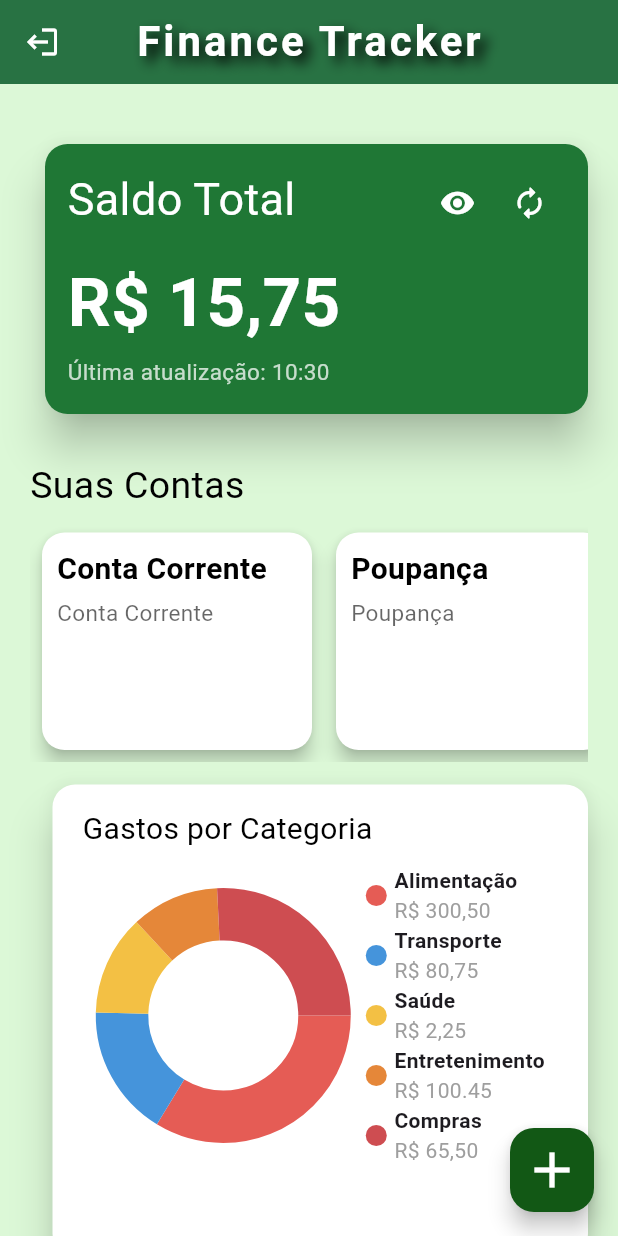
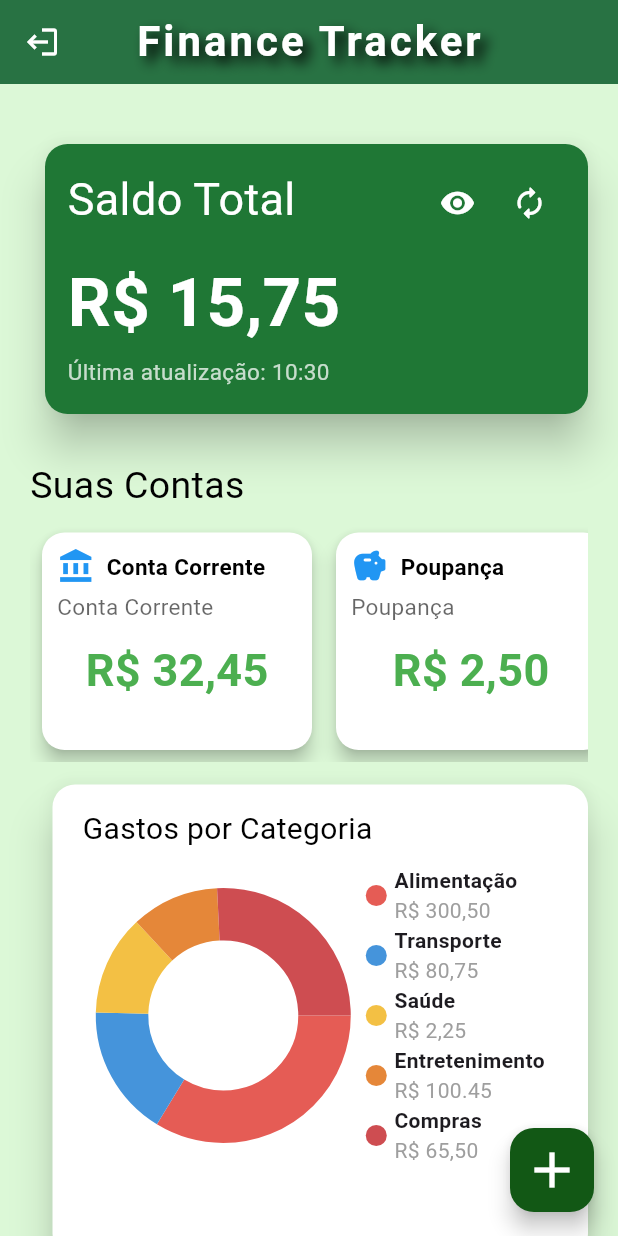
Before and after one commit to Ana-Julia-Furtado/Fin_Tracker, a Flutter app: the HomeScreen screen opened by its route, on a phone screen of 412 x 824 dp. Run offline on Flutter 3.47's test engine with Material 3 defaults, Android fonts, the phone set to English and light mode, and no system bars; drawn by our look-alikes of fl_chart; our stand-ins replace firebase_core; accounts and stored records are empty.

Commit message:
Update home.dart

```diff
--- a/lib/home.dart
+++ b/lib/home.dart
@@ -166,17 +166,28 @@ class _HomeScreenState extends State<HomeScreen> {
               child: Row(
                 children: const [
                   AccountCard(
+                    icon: Icons.account_balance,
                     title: "Conta Corrente",
                     subtitle: "Conta Corrente",
+                    valorConta: 32.45,
                   ),
-                  AccountCard(title: "Poupança", subtitle: "Poupança"),
                   AccountCard(
+                    icon: Icons.savings_rounded,
+                    title: "Poupança",
+                    subtitle: "Poupança",
+                    valorConta: 2.50,
+                  ),
+                  AccountCard(
+                    icon: Icons.trending_up_sharp,
                     title: "Investimentos",
                     subtitle: "Investimentos",
+                    valorConta: 0.70,
                   ),
                   AccountCard(
+                    icon: Icons.credit_card_rounded,
                     title: "Cartão de Crédito",
                     subtitle: "Cartão de Crédito",
+                    valorConta: -15.00,
                   ),
                 ],
               ),
@@ -265,10 +276,25 @@ class _HomeScreenState extends State<HomeScreen> {
 class AccountCard extends StatelessWidget {
   final String title;
   final String subtitle;
-  const AccountCard({super.key, required this.title, required this.subtitle});
+  final IconData icon;
+  final double valorConta;
+
+  const AccountCard({
+    super.key,
+    required this.title,
+    required this.subtitle,
+    required this.icon,
+    required this.valorConta,
+  });
 
   @override
   Widget build(BuildContext context) {
+    final currencyFormat = NumberFormat.currency(
+      locale: 'pt_BR',
+      symbol: 'R\$',
+      decimalDigits: 2,
+    );
+
     return Card(
       elevation: 5,
       color: const Color.fromARGB(255, 255, 255, 255),
@@ -284,14 +310,20 @@ class AccountCard extends StatelessWidget {
             child: Column(
               crossAxisAlignment: CrossAxisAlignment.start,
               children: [
+                Row(
+                  children: [
+                    Icon(icon, size: 25, color: Colors.blue),
+                    SizedBox(width: 8),
                     Text(
                       title,
                       overflow: TextOverflow.ellipsis,
                       style: const TextStyle(
                         fontWeight: FontWeight.bold,
                         color: Color.fromARGB(255, 0, 0, 0),
-                    fontSize: 20,
+                        fontSize: 15,
                       ),
+                    ),
+                  ],
                 ),
                 const SizedBox(height: 4),
                 Text(
@@ -302,6 +334,18 @@ class AccountCard extends StatelessWidget {
                     fontSize: 15,
                   ),
                 ),
+                const SizedBox(height: 10),
+                Align(
+                  alignment: Alignment.center,
+                  child: Text(
+                    currencyFormat.format(valorConta),
+                    style: TextStyle(
+                      fontSize: 30,
+                      fontWeight: FontWeight.bold,
+                      color: valorConta >= 0 ? Colors.green : Colors.red,
+                    ),
+                  ),
+                ),
               ],
             ),
           ),
```
Lines whose indentation alone changed are shown as unchanged.
